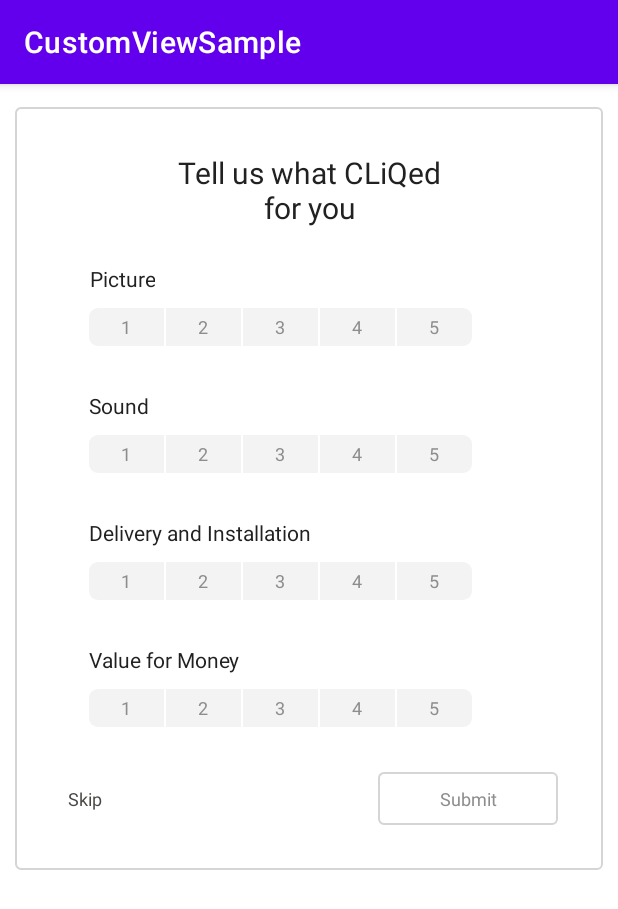
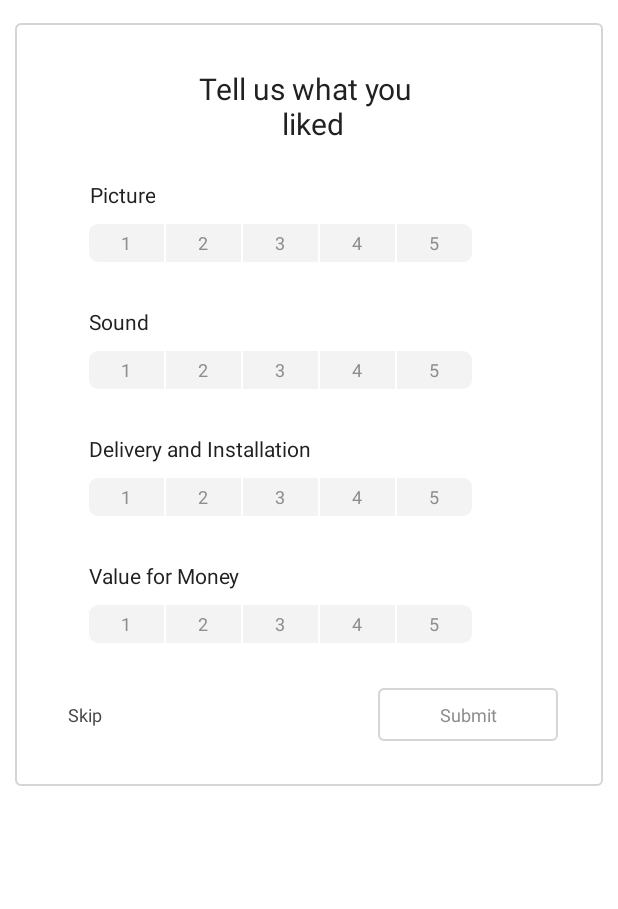
Before and after one commit to BhagatRohan/CustomViewSample, an Android app: the screen it shows after launch (MainActivity), on a phone screen of 412 x 824 dp. Shown: the top 909 px of the screen. Run offline under Robolectric (Android 15) with nearby library versions, the phone set to English and light mode, and no system bars; our stand-ins replace data binding.

```diff
--- a/app/src/main/res/layout/layout_parameter_rating.xml
+++ b/app/src/main/res/layout/layout_parameter_rating.xml
@@ -15,7 +15,7 @@
             android:layout_height="wrap_content"
             android:layout_marginTop="@dimen/margin_30"
             android:gravity="center"
-            android:text="Tell us what CLiQed\nfor you"
+            android:text="Tell us what you \n liked"
             android:textColor="#212121"
             android:textSize="@dimen/text_size_h2"
             app:layout_constraintEnd_toEndOf="parent"
--- a/app/src/main/res/values-night/themes.xml
+++ b/app/src/main/res/values-night/themes.xml
@@ -1,8 +1,8 @@
 <resources xmlns:tools="http://schemas.android.com/tools">
     <!-- Base application theme. -->
-    <style name="Theme.CustomViewSample" parent="Theme.MaterialComponents.DayNight.DarkActionBar">
+    <style name="Theme.CustomViewSample" parent="Theme.MaterialComponents.Light">
         <!-- Primary brand color. -->
-        <item name="colorPrimary">@color/purple_200</item>
+        <item name="colorPrimary">#dadada</item>
         <item name="colorPrimaryVariant">@color/purple_700</item>
         <item name="colorOnPrimary">@color/white</item>
         <!-- Secondary brand color. -->
--- a/app/src/main/res/values/themes.xml
+++ b/app/src/main/res/values/themes.xml
@@ -1,6 +1,6 @@
 <resources xmlns:tools="http://schemas.android.com/tools">
     <!-- Base application theme. -->
-    <style name="Theme.CustomViewSample" parent="Theme.MaterialComponents.DayNight.DarkActionBar">
+    <style name="Theme.CustomViewSample" parent="Theme.MaterialComponents.Light.NoActionBar">
         <!-- Primary brand color. -->
         <item name="colorPrimary">@color/purple_500</item>
         <item name="colorPrimaryVariant">@color/purple_700</item>
```
Also changed, not shown: 1 other file.
